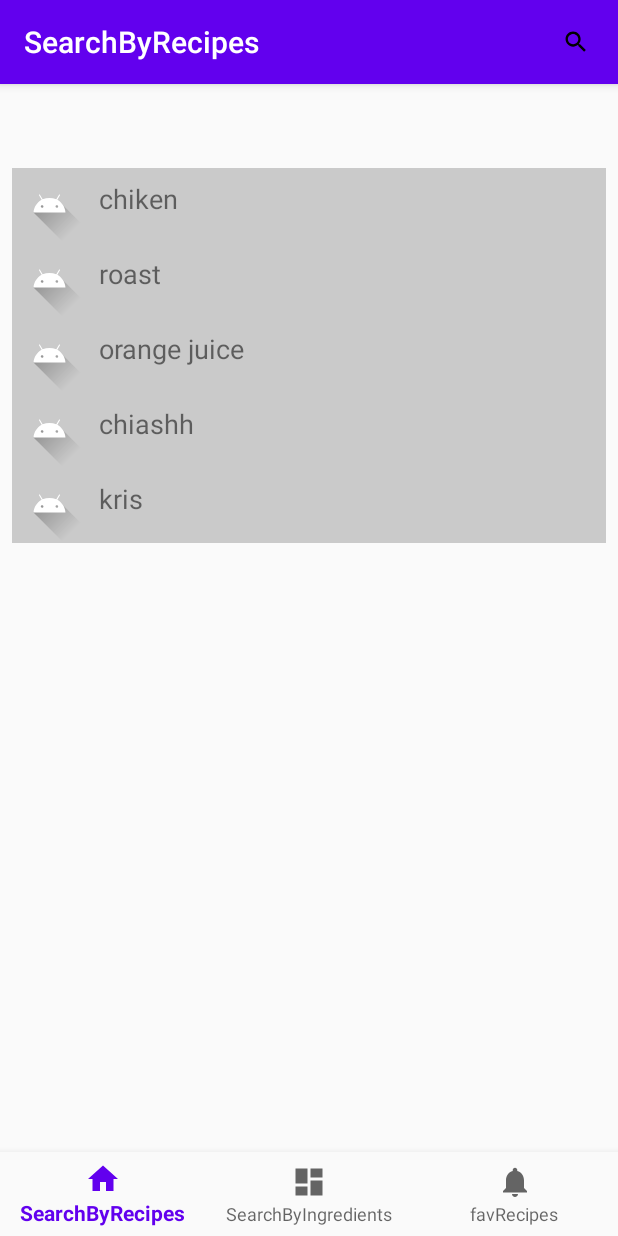
After one commit to kejiaf/LeftoverKiller, an Android app: the SearchRecipesFragment screen opened through its navigation route, on a phone screen of 412 x 824 dp. The commit adds this screen. Run offline under Robolectric (Android 15) with nearby library versions, the phone set to English and light mode, and no system bars; our stand-ins replace navigation-ui.

Commit message:
filter search for recipe name

```diff
--- /dev/null
+++ b/app/src/main/java/com/example/leftoverkiller/application/RecipesAdapter.java
@@ -0,0 +1,93 @@
+package com.example.leftoverkiller.application;
+
+import android.support.annotation.NonNull;
+import android.support.v7.widget.RecyclerView;
+import android.view.LayoutInflater;
+import android.view.ViewGroup;
+import android.widget.Filter;
+import android.widget.Filterable;
+import android.widget.LinearLayout;
+import android.widget.TextView;
+
+import com.example.leftoverkiller.R;
+
+import java.util.ArrayList;
+import java.util.Collection;
+import java.util.List;
+
+public class RecipesAdapter extends
+        RecyclerView.Adapter<com.example.leftoverkiller.application.RecipesAdapter.MyViewHolder> implements Filterable {
+    private List<String> recipesList;
+    private List<String> recipesListAll;
+
+    public static class MyViewHolder extends RecyclerView.ViewHolder
+    {
+        public LinearLayout linearLayout;
+        public MyViewHolder(LinearLayout v) {
+            super(v);
+            linearLayout = v;
+        }
+    }
+
+    public RecipesAdapter(List<String> recipesList) {
+        this.recipesList = recipesList;
+        this.recipesListAll= new ArrayList<>(recipesList);
+    }
+
+    @NonNull
+    @Override
+    public RecipesAdapter.MyViewHolder onCreateViewHolder(@NonNull ViewGroup viewGroup, int i) {
+        LinearLayout v = (LinearLayout) LayoutInflater.from(viewGroup.getContext())
+                .inflate(R.layout.activity_recipes_list_entry, viewGroup, false);
+        RecipesAdapter.MyViewHolder vh = new RecipesAdapter.MyViewHolder(v);
+        return vh;
+    }
+
+    @Override
+    public void onBindViewHolder(@NonNull RecipesAdapter.MyViewHolder myViewHolder, int i) {
+        TextView recipeName = myViewHolder.linearLayout.findViewById(R.id.recipe_name);
+        recipeName.setText( recipesList.get(i));
+    }
+
+    @Override
+    public int getItemCount() {
+        return recipesList.size();
+    }
+    @Override
+    public Filter getFilter() {
+        return filter;
+    }
+
+    Filter filter = new Filter() {
+        @Override
+        protected FilterResults performFiltering(CharSequence charSequence) {
+
+            List<String> filterList = new ArrayList<>();
+            if(charSequence.toString().isEmpty()){
+                filterList.addAll(recipesListAll);
+            }else{
+                for(String recipe: recipesListAll){
+                    if(recipe.toLowerCase().contains(charSequence.toString().toLowerCase())){
+                        filterList.add(recipe);
+                    }
+                }
+            }
+
+            FilterResults filterResults = new FilterResults();
+            filterResults.values = filterList;
+            return filterResults;
+        }
+
+        @Override
+        protected void publishResults(CharSequence charSequence, FilterResults filterResults) {
+            recipesList.clear();
+            recipesList.addAll((Collection<? extends String>) filterResults.values);
+            notifyDataSetChanged();
+        }
+    };
+
+
+
+
+
+}
--- a/app/src/main/java/com/example/leftoverkiller/ui/home/HomeFragment.java
+++ /dev/null
@@ -1,34 +0,0 @@
-package com.example.leftoverkiller.ui.home;
-
-import android.os.Bundle;
-import android.view.LayoutInflater;
-import android.view.View;
-import android.view.ViewGroup;
-import android.widget.TextView;
-import android.support.annotation.NonNull;
-import android.support.annotation.Nullable;
-import android.support.v4.app.Fragment;
-import android.arch.lifecycle.Observer;
-import android.arch.lifecycle.ViewModelProviders;
-
-import com.example.leftoverkiller.R;
-
-public class HomeFragment extends Fragment {
-
-    private HomeViewModel homeViewModel;
-
-    public View onCreateView(@NonNull LayoutInflater inflater,
-                             ViewGroup container, Bundle savedInstanceState) {
-        homeViewModel =
-                ViewModelProviders.of(this).get(HomeViewModel.class);
-        View root = inflater.inflate(R.layout.fragment_search_recipes, container, false);
-        final TextView textView = root.findViewById(R.id.text_home);
-        homeViewModel.getText().observe(getViewLifecycleOwner(), new Observer<String>() {
-            @Override
-            public void onChanged(@Nullable String s) {
-                textView.setText(s);
-            }
-        });
-        return root;
-    }
-}
--- a/app/src/main/java/com/example/leftoverkiller/ui/home/HomeViewModel.java
+++ /dev/null
@@ -1,19 +0,0 @@
-package com.example.leftoverkiller.ui.home;
-
-import android.arch.lifecycle.LiveData;
-import android.arch.lifecycle.MutableLiveData;
-import android.arch.lifecycle.ViewModel;
-
-public class HomeViewModel extends ViewModel {
-
-    private MutableLiveData<String> mText;
-
-    public HomeViewModel() {
-        mText = new MutableLiveData<>();
-        mText.setValue("This is home fragment");
-    }
-
-    public LiveData<String> getText() {
-        return mText;
-    }
-}
--- /dev/null
+++ b/app/src/main/java/com/example/leftoverkiller/ui/home/SearchRecipesFragment.java
@@ -0,0 +1,83 @@
+package com.example.leftoverkiller.ui.home;
+
+import android.app.Application;
+import android.os.Bundle;
+import android.support.v7.widget.DividerItemDecoration;
+import android.support.v7.widget.LinearLayoutManager;
+import android.support.v7.widget.RecyclerView;
+import android.view.LayoutInflater;
+import android.view.Menu;
+import android.view.MenuInflater;
+import android.view.MenuItem;
+import android.view.View;
+import android.view.ViewGroup;
+import android.widget.SearchView;
+import android.widget.TextView;
+import android.support.annotation.NonNull;
+import android.support.annotation.Nullable;
+import android.support.v4.app.Fragment;
+import android.arch.lifecycle.Observer;
+import android.arch.lifecycle.ViewModelProviders;
+
+import com.example.leftoverkiller.R;
+import com.example.leftoverkiller.application.RecipesAdapter;
+
+import java.util.ArrayList;
+import java.util.Arrays;
+
+public class SearchRecipesFragment extends Fragment {
+
+    private SearchRecipesViewModel searchRecipesViewModel;
+
+    private RecyclerView recyclerView;
+    private RecipesAdapter mAdapter;
+    private RecyclerView.LayoutManager layoutManager;
+    private SearchView searchView;
+    private ArrayList<String> recipesList =
+            new ArrayList<>(Arrays.asList("chiken", "roast", "orange juice", "chiashh", "kris"));
+
+    public View onCreateView(@NonNull LayoutInflater inflater,
+                             ViewGroup container, Bundle savedInstanceState) {
+        searchRecipesViewModel =
+                ViewModelProviders.of(this).get(SearchRecipesViewModel.class);
+        View root = inflater.inflate(R.layout.fragment_search_recipes, container, false);
+        setHasOptionsMenu(true);
+        return root;
+    }
+
+    @Override
+    public void onViewCreated(@NonNull View view, @Nullable Bundle savedInstanceState) {
+        super.onViewCreated(view, savedInstanceState);
+        recyclerView = (RecyclerView) getView().findViewById(R.id.recipes_recycler_view);
+
+        layoutManager = new LinearLayoutManager(this.getContext());
+        recyclerView.setLayoutManager(layoutManager);
+
+        mAdapter = new RecipesAdapter(recipesList);
+        recyclerView.setAdapter(mAdapter);
+
+        //DividerItemDecoration dividerItemDecoration = new DividerItemDecoration(this.getContext(), DividerItemDecoration.VERTICAL);
+        //recyclerView.addItemDecoration(dividerItemDecoration);
+    }
+
+    @Override
+    public void onCreateOptionsMenu(Menu menu, MenuInflater inflater) {
+
+        inflater.inflate(R.menu.recipes_menu, menu);
+        MenuItem item = menu.findItem(R.id.recipe_search);
+        SearchView searchView = (SearchView)item.getActionView();
+        searchView.setOnQueryTextListener(new SearchView.OnQueryTextListener() {
+            @Override
+            public boolean onQueryTextSubmit(String s) {
+                return false;
+            }
+
+            @Override
+            public boolean onQueryTextChange(String s) {
+                mAdapter.getFilter().filter(s);
+                return false;
+            }
+        });
+        super.onCreateOptionsMenu(menu, inflater);
+    }
+}
--- /dev/null
+++ b/app/src/main/java/com/example/leftoverkiller/ui/home/SearchRecipesViewModel.java
@@ -0,0 +1,15 @@
+package com.example.leftoverkiller.ui.home;
+
+import android.arch.lifecycle.LiveData;
+import android.arch.lifecycle.MutableLiveData;
+import android.arch.lifecycle.ViewModel;
+
+public class SearchRecipesViewModel extends ViewModel {
+
+    private MutableLiveData<String> mText;
+
+    public SearchRecipesViewModel() {
+
+    }
+
+}
--- /dev/null
+++ b/app/src/main/res/layout/activity_recipes_list_entry.xml
@@ -0,0 +1,30 @@
+<?xml version="1.0" encoding="utf-8"?>
+<LinearLayout xmlns:android="http://schemas.android.com/apk/res/android"
+    android:layout_width="match_parent"
+    android:layout_height="wrap_content">
+
+    <LinearLayout
+        android:layout_width="wrap_content"
+        android:layout_height="wrap_content" >
+
+        <ImageView
+            android:id="@+id/avatar"
+            android:layout_width="50dp"
+            android:layout_height="50dp"
+            android:layout_gravity="center|top"
+            android:src="@drawable/ic_launcher_foreground" />
+
+    </LinearLayout>
+
+    <TextView
+        android:id="@+id/recipe_name"
+        android:layout_width="wrap_content"
+        android:layout_height="wrap_content"
+        android:layout_marginStart="8dp"
+        android:layout_marginLeft="8dp"
+        android:layout_marginTop="8dp"
+        android:text="recipe name"
+        android:textSize="18sp"></TextView>
+
+
+</LinearLayout>
--- a/app/src/main/res/layout/fragment_search_recipes.xml
+++ b/app/src/main/res/layout/fragment_search_recipes.xml
@@ -4,20 +4,38 @@
     xmlns:tools="http://schemas.android.com/tools"
     android:layout_width="match_parent"
     android:layout_height="match_parent"
-    tools:context=".ui.home.HomeFragment">
+    android:orientation="vertical"
+    tools:context=".ui.dashboard.DashboardFragment">
 
-    <TextView
-        android:id="@+id/text_home"
+    <android.support.v4.widget.NestedScrollView
         android:layout_width="match_parent"
-        android:layout_height="wrap_content"
-        android:layout_marginStart="8dp"
-        android:layout_marginTop="8dp"
-        android:layout_marginEnd="8dp"
-        android:textAlignment="center"
-        android:textSize="20sp"
-        app:layout_constraintBottom_toBottomOf="parent"
+        android:layout_height="match_parent"
         app:layout_constraintEnd_toEndOf="parent"
         app:layout_constraintStart_toStartOf="parent"
-        app:layout_constraintTop_toTopOf="parent"
-        android:gravity="center_horizontal" />
+        app:layout_constraintTop_toTopOf="parent">
+
+        <android.support.constraint.ConstraintLayout
+            android:layout_width="match_parent"
+            android:layout_height="match_parent"
+            android:orientation="vertical">
+            <android.support.v7.widget.RecyclerView
+                android:id="@+id/recipes_recycler_view"
+                android:layout_width="match_parent"
+                android:layout_height="wrap_content"
+                android:layout_marginStart="8dp"
+                android:layout_marginTop="25dp"
+                android:layout_marginEnd="8dp"
+                android:background="#CACACA"
+                android:orientation="vertical"
+                android:scrollbars="vertical"
+                app:layout_constraintBottom_toBottomOf="parent"
+                app:layout_constraintEnd_toEndOf="parent"
+                app:layout_constraintHorizontal_bias="0.0"
+                app:layout_constraintStart_toStartOf="parent"
+                app:layout_constraintVertical_bias="1.0" />
+
+        </android.support.constraint.ConstraintLayout>
+
+    </android.support.v4.widget.NestedScrollView>
+
 </android.support.constraint.ConstraintLayout>
--- /dev/null
+++ b/app/src/main/res/menu/recipes_menu.xml
@@ -0,0 +1,10 @@
+<?xml version="1.0" encoding="utf-8"?>
+<menu xmlns:android="http://schemas.android.com/apk/res/android"
+    xmlns:app="http://schemas.android.com/apk/res-auto">
+    <item android:id="@+id/recipe_search"
+        android:title="recipe_search"
+        android:icon="@drawable/ic_search_foreground"
+        app:showAsAction="always|collapseActionView"
+        app:actionViewClass="android.widget.SearchView"
+        />
+</menu>
--- a/app/src/main/res/navigation/mobile_navigation.xml
+++ b/app/src/main/res/navigation/mobile_navigation.xml
@@ -7,7 +7,7 @@
 
     <fragment
         android:id="@+id/navigation_search_recipes"
-        android:name="com.example.leftoverkiller.ui.home.HomeFragment"
+        android:name="com.example.leftoverkiller.ui.home.SearchRecipesFragment"
         android:label="@string/title_searchByRecipes"
         tools:layout="@layout/fragment_search_recipes" />
 
```
